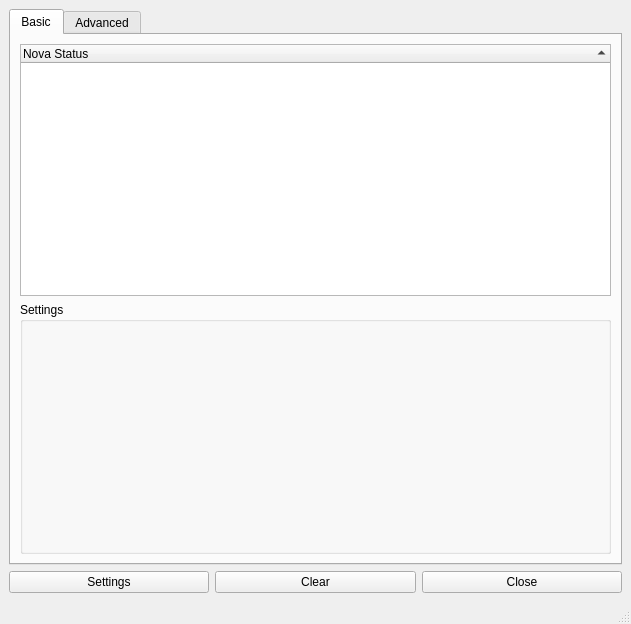
First picture: the form in NovaGUI/UI/loggerwindow.ui, repository altf4/Nova, before the edit.
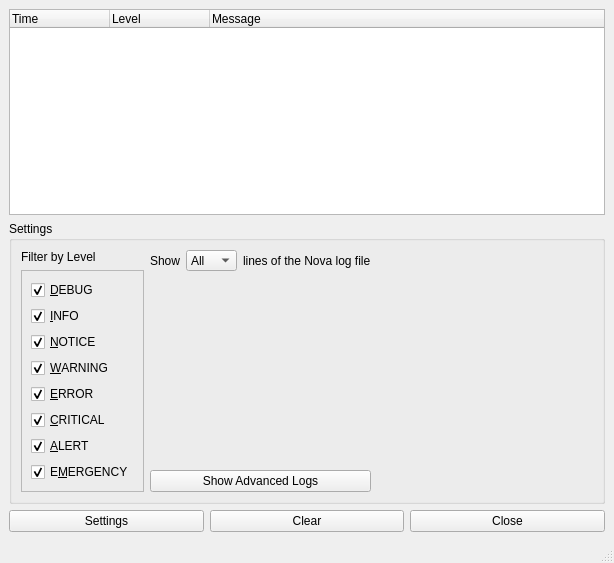
Second picture: the form after the edit. The open tabs and pages were chosen to show the change.

Commit message:
GUI: Work on log viewing settings and UI
- added a comboBox for setting how many logs to show in the logDisplay
  widget
- added a line in the config file to save the level filter for the future; seems
  small now, but I added it with the intent of having more bits added for
  other features, provided they're determined to be useful.

What changed in the file:
```diff
--- a/NovaGUI/UI/loggerwindow.ui
+++ b/NovaGUI/UI/loggerwindow.ui
@@ -6,8 +6,8 @@
    <rect>
     <x>0</x>
     <y>0</y>
-    <width>631</width>
-    <height>624</height>
+    <width>614</width>
+    <height>563</height>
    </rect>
   </property>
   <property name="windowTitle">
@@ -16,68 +16,10 @@
   <widget class="QWidget" name="centralwidget">
    <layout class="QGridLayout" name="gridLayout">
     <item row="0" column="0">
-     <layout class="QGridLayout" name="gridLayout_4">
-      <item row="0" column="0">
-       <widget class="QTabWidget" name="logTabContainer">
-        <property name="sizePolicy">
-         <sizepolicy hsizetype="MinimumExpanding" vsizetype="MinimumExpanding">
-          <horstretch>0</horstretch>
-          <verstretch>0</verstretch>
-         </sizepolicy>
-        </property>
-        <property name="minimumSize">
-         <size>
-          <width>611</width>
-          <height>551</height>
-         </size>
-        </property>
-        <property name="currentIndex">
-         <number>1</number>
-        </property>
-        <widget class="QWidget" name="basic">
-         <attribute name="title">
-          <string>Basic</string>
-         </attribute>
-         <layout class="QGridLayout" name="gridLayout_2">
-          <item row="0" column="0">
-           <widget class="QTreeWidget" name="statusDisplay">
-            <property name="sizePolicy">
-             <sizepolicy hsizetype="MinimumExpanding" vsizetype="Preferred">
-              <horstretch>0</horstretch>
-              <verstretch>0</verstretch>
-             </sizepolicy>
-            </property>
-            <property name="minimumSize">
-             <size>
-              <width>589</width>
-              <height>0</height>
-             </size>
-            </property>
-            <property name="sortingEnabled">
-             <bool>true</bool>
-            </property>
-            <column>
-             <property name="text">
-              <string>Nova Status</string>
-             </property>
-            </column>
-           </widget>
-          </item>
-          <item row="1" column="0">
-           <widget class="QGroupBox" name="settingsBox">
-            <property name="title">
-             <string>Settings</string>
-            </property>
-           </widget>
-          </item>
-         </layout>
-        </widget>
-        <widget class="QWidget" name="advanced">
-         <attribute name="title">
-          <string>Advanced</string>
-         </attribute>
-         <layout class="QGridLayout" name="gridLayout_3">
-          <item row="0" column="0">
+     <layout class="QVBoxLayout" name="verticalLayout_4">
+      <item>
+       <layout class="QVBoxLayout" name="verticalLayout_3">
+        <item>
            <widget class="QTreeWidget" name="logDisplay">
             <property name="sizePolicy">
              <sizepolicy hsizetype="MinimumExpanding" vsizetype="Preferred">
@@ -126,14 +68,26 @@
             </column>
            </widget>
           </item>
-          <item row="1" column="0">
+        <item>
            <widget class="QGroupBox" name="settingsBoxAdv">
+          <property name="sizePolicy">
+           <sizepolicy hsizetype="Preferred" vsizetype="Maximum">
+            <horstretch>0</horstretch>
+            <verstretch>0</verstretch>
+           </sizepolicy>
+          </property>
+          <property name="maximumSize">
+           <size>
+            <width>16777215</width>
+            <height>310</height>
+           </size>
+          </property>
             <property name="title">
              <string>Settings</string>
             </property>
-            <layout class="QGridLayout" name="gridLayout_5">
-             <item row="0" column="0">
-              <layout class="QHBoxLayout" name="horizontalLayout_2">
+          <layout class="QHBoxLayout" name="horizontalLayout_4">
+           <item>
+            <layout class="QHBoxLayout" name="horizontalLayout_3">
                <item>
                 <layout class="QVBoxLayout" name="verticalLayout_2">
                  <item>
@@ -173,7 +127,7 @@
                        </size>
                       </property>
                       <property name="text">
-                       <string>DEBUG</string>
+                     <string>&amp;DEBUG</string>
                       </property>
                       <property name="shortcut">
                        <string>Shift+D</string>
@@ -192,7 +146,7 @@
                        </size>
                       </property>
                       <property name="text">
-                       <string>INFO</string>
+                     <string>&amp;INFO</string>
                       </property>
                       <property name="shortcut">
                        <string>Shift+I</string>
@@ -211,7 +165,7 @@
                        </size>
                       </property>
                       <property name="text">
-                       <string>NOTICE</string>
+                     <string>&amp;NOTICE</string>
                       </property>
                       <property name="shortcut">
                        <string>Shift+N</string>
@@ -230,7 +184,7 @@
                        </size>
                       </property>
                       <property name="text">
-                       <string>WARNING</string>
+                     <string>&amp;WARNING</string>
                       </property>
                       <property name="shortcut">
                        <string>Shift+W</string>
@@ -249,7 +203,7 @@
                        </size>
                       </property>
                       <property name="text">
-                       <string>ERROR</string>
+                     <string>&amp;ERROR</string>
                       </property>
                       <property name="shortcut">
                        <string>Shift+E</string>
@@ -268,7 +222,7 @@
                        </size>
                       </property>
                       <property name="text">
-                       <string>CRITICAL</string>
+                     <string>&amp;CRITICAL</string>
                       </property>
                       <property name="shortcut">
                        <string>Shift+C</string>
@@ -287,7 +241,7 @@
                        </size>
                       </property>
                       <property name="text">
-                       <string>ALERT</string>
+                     <string>&amp;ALERT</string>
                       </property>
                       <property name="shortcut">
                        <string>Shift+A</string>
@@ -306,7 +260,7 @@
                        </size>
                       </property>
                       <property name="text">
-                       <string>EMERGENCY</string>
+                     <string>E&amp;MERGENCY</string>
                       </property>
                       <property name="shortcut">
                        <string>Shift+X</string>
@@ -321,6 +275,101 @@
                  </item>
                 </layout>
                </item>
+             <item>
+              <layout class="QVBoxLayout" name="verticalLayout">
+               <item>
+                <layout class="QHBoxLayout" name="horizontalLayout_2">
+                 <item>
+                  <widget class="QLabel" name="showLabel">
+                   <property name="maximumSize">
+                    <size>
+                     <width>61</width>
+                     <height>21</height>
+                    </size>
+                   </property>
+                   <property name="text">
+                    <string>Show</string>
+                   </property>
+                  </widget>
+                 </item>
+                 <item>
+                  <widget class="QComboBox" name="linesBox">
+                   <property name="maximumSize">
+                    <size>
+                     <width>51</width>
+                     <height>21</height>
+                    </size>
+                   </property>
+                   <property name="editable">
+                    <bool>false</bool>
+                   </property>
+                   <property name="currentIndex">
+                    <number>0</number>
+                   </property>
+                   <item>
+                    <property name="text">
+                     <string>All</string>
+                    </property>
+                   </item>
+                   <item>
+                    <property name="text">
+                     <string>10</string>
+                    </property>
+                   </item>
+                   <item>
+                    <property name="text">
+                     <string>20</string>
+                    </property>
+                   </item>
+                   <item>
+                    <property name="text">
+                     <string>50</string>
+                    </property>
+                   </item>
+                   <item>
+                    <property name="text">
+                     <string>100</string>
+                    </property>
+                   </item>
+                  </widget>
+                 </item>
+                 <item>
+                  <widget class="QLabel" name="linesLabel">
+                   <property name="maximumSize">
+                    <size>
+                     <width>151</width>
+                     <height>21</height>
+                    </size>
+                   </property>
+                   <property name="text">
+                    <string>lines of the Nova log file</string>
+                   </property>
+                  </widget>
+                 </item>
+                </layout>
+               </item>
+               <item>
+                <spacer name="verticalSpacer">
+                 <property name="orientation">
+                  <enum>Qt::Vertical</enum>
+                 </property>
+                 <property name="sizeHint" stdset="0">
+                  <size>
+                   <width>20</width>
+                   <height>168</height>
+                  </size>
+                 </property>
+                </spacer>
+               </item>
+               <item>
+                <widget class="QPushButton" name="showAdvButton">
+                 <property name="text">
+                  <string>Show Advanced Logs</string>
+                 </property>
+                </widget>
+               </item>
+              </layout>
+             </item>
                <item>
                 <spacer name="horizontalSpacer">
                  <property name="orientation">
@@ -328,7 +377,7 @@
                  </property>
                  <property name="sizeHint" stdset="0">
                   <size>
-                   <width>438</width>
+                 <width>40</width>
                    <height>20</height>
                   </size>
                  </property>
@@ -340,10 +389,8 @@
            </widget>
           </item>
          </layout>
-        </widget>
-       </widget>
       </item>
-      <item row="1" column="0">
+      <item>
        <layout class="QHBoxLayout" name="horizontalLayout">
         <item>
          <widget class="QPushButton" name="settingsButton">
```
Left out of the diff: 2 changed lines with no effect on the pictures. Lines whose indentation alone changed are shown as unchanged. The commit also changes 4 other files.
